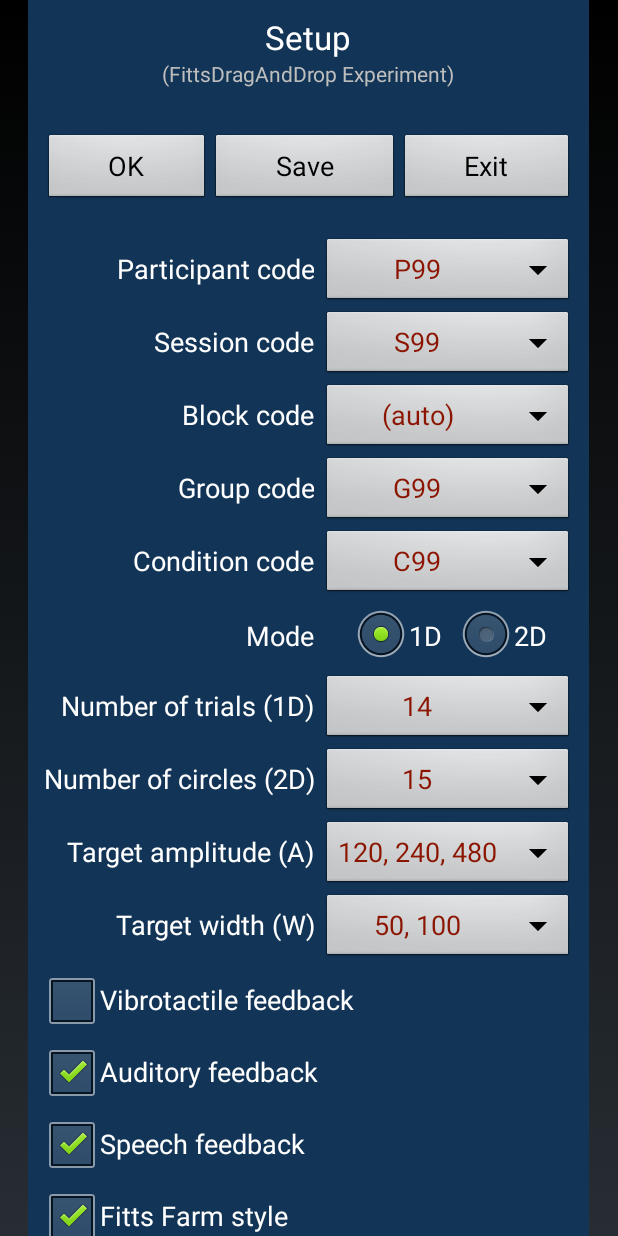
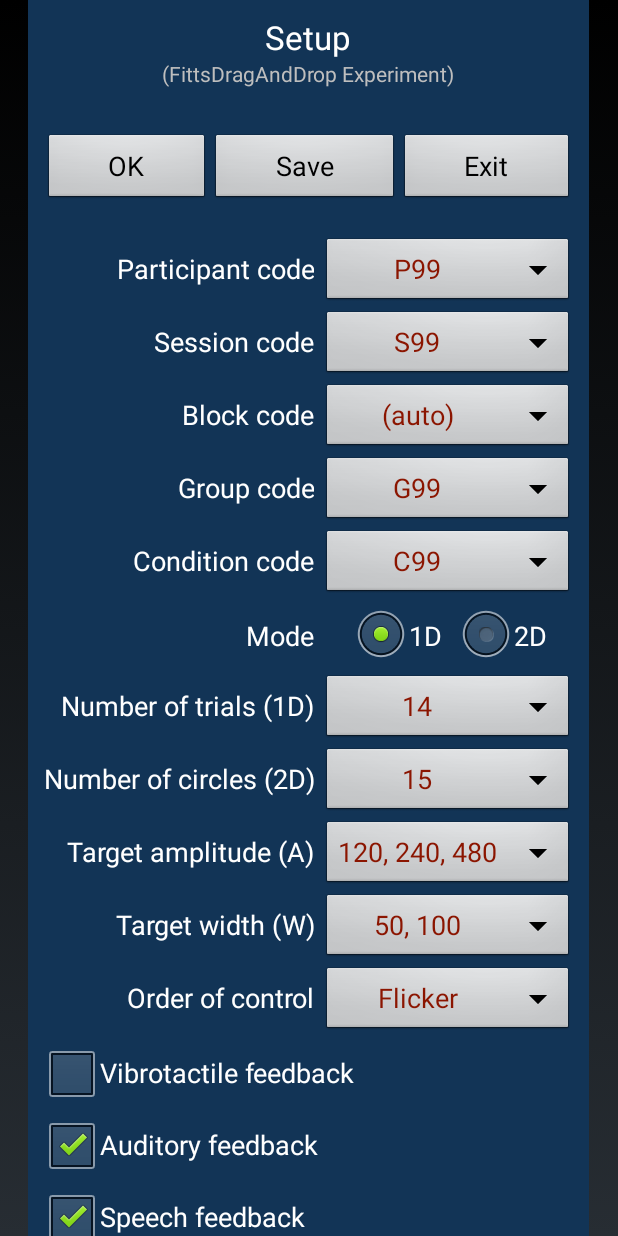
Before and after one commit to joshtrivedi/FittsDragAndDrop, an Android app: the screen it shows after launch (FittsDragAndDropSetup), on a phone screen of 412 x 824 dp. Run offline under Robolectric (Android 15) with nearby library versions, the light colour scheme and no system bars.

Commit message:
minor tweaks and code cleaning

```diff
--- a/app/src/main/java/ca/yorku/cse/mack/fittsdraganddrop/ExperimentPanel.java
+++ b/app/src/main/java/ca/yorku/cse/mack/fittsdraganddrop/ExperimentPanel.java
@@ -44,7 +44,6 @@ public class ExperimentPanel extends View
     Bitmap apple, graphicTrial, graphicTrial2;
     Bitmap appleAndPig;
     Bitmap heatMap; // for finger contact point
-
     // edit the code below if new graphic images are added (make sure the two arrays are aligned)
     int[] graphicTargetId = {R.drawable.pig, R.drawable.chicken, R.drawable.cow, R.drawable.elephant, R.drawable
             .giraffe, R.drawable.horse, R.drawable.llama, R.drawable.lion, R.drawable.penguin, R.drawable.rhino, R
--- a/app/src/main/java/ca/yorku/cse/mack/fittsdraganddrop/FittsDragAndDropSetup.java
+++ b/app/src/main/java/ca/yorku/cse/mack/fittsdraganddrop/FittsDragAndDropSetup.java
@@ -51,7 +51,9 @@ public class FittsDragAndDropSetup extends Activity
     boolean speechFeedback = false;
     boolean fittsFarmStyle = true;
     boolean showAllTargets = true;
-
+    final String FLICKER = "Flicker";
+    final String DRAGANDDROP = "DragAndDrop";
+    String[] orderOfControlArray = {FLICKER, DRAGANDDROP};
     int screenOrientation;
     SharedPreferences sp;
     SharedPreferences.Editor spe;
@@ -63,7 +65,7 @@ public class FittsDragAndDropSetup extends Activity
     private CheckBox checkAuditoryFeedback, checkSpeechFeedback;
     private CheckBox checkFittsFarmStyle;
     private CheckBox checkShowAllTargets;
-
+    private Spinner spinOrderOfControl;
     /**
      * Called when the activity is first created.
      */
@@ -78,7 +80,8 @@ public class FittsDragAndDropSetup extends Activity
 		 * values.
 		 */
         sp = this.getPreferences(MODE_PRIVATE);
-
+        //For Flicker Setup in Drag and Drop - Spinner
+        orderOfControlArray[0]= sp.getString("orderOfControl",orderOfControlArray[0]);
 		/*
          * Overwrite 1st entry from shared preferences, if corresponding value exits.
 		 */
@@ -105,6 +108,8 @@ public class FittsDragAndDropSetup extends Activity
         Spinner spinBlock = (Spinner)findViewById(R.id.paramBlock);
         spinGroup = (Spinner)findViewById(R.id.paramGroup);
         spinCondition = (Spinner)findViewById(R.id.paramCondition);
+        //Spinner for Order of Control
+        spinOrderOfControl = (Spinner) findViewById(R.id.paramOrderOfControl);
         //spinMode = (Spinner) findViewById(R.id.paramMode);
         radioButtonMode1D = (RadioButton)findViewById(R.id.paramMode1D);
         RadioButton radioButtonMode2D = (RadioButton)findViewById(R.id.paramMode2D);
@@ -139,7 +144,10 @@ public class FittsDragAndDropSetup extends Activity
         ArrayAdapter<CharSequence> adapterC = new ArrayAdapter<CharSequence>(this, R.layout
                 .spinnerstyle, conditionCode);
         spinCondition.setAdapter(adapterC);
-
+        //Spinner for Order of Control
+        ArrayAdapter<CharSequence> adapterOC
+                = new ArrayAdapter<CharSequence>(this, R.layout.spinnerstyle, orderOfControlArray);
+        spinOrderOfControl.setAdapter(adapterOC);
         //ArrayAdapter<CharSequence> adapterM = new ArrayAdapter<CharSequence>(this, R.layout
         //       .spinnerstyle, dimensionMode);
         //spinMode.setAdapter(adapterM);
@@ -225,6 +233,8 @@ public class FittsDragAndDropSetup extends Activity
         boolean fittsFarmStyle = checkFittsFarmStyle.isChecked();
         boolean showAllTargets = checkShowAllTargets.isChecked();
 
+        String orderOfControl = orderOfControlArray[spinOrderOfControl.getSelectedItemPosition()];
+        //int gain = getGain(orderOfControl, gainString);
 		/*
          * NOTE: Activities are created by calling zero-parameter constructors. It is not possible
 		 * to directly pass arguments to Activities. Instead, primitive values can be "bundled" and
@@ -247,6 +257,7 @@ public class FittsDragAndDropSetup extends Activity
         b.putBoolean("fittsFarmStyle", fittsFarmStyle);
         b.putBoolean("showAllTargets", showAllTargets);
         b.putInt("screenOrientation", screenOrientation);
+        b.putString("orderOfControl", orderOfControl);
 
         // start experiment activity
         Intent i = new Intent(getApplicationContext(), FittsDragAndDropActivity.class);
@@ -272,6 +283,7 @@ public class FittsDragAndDropSetup extends Activity
         spe.putBoolean("speechFeedback", checkSpeechFeedback.isChecked());
         spe.putBoolean("fittsFarmStyle", checkFittsFarmStyle.isChecked());
         spe.putBoolean("showAllTargets", checkShowAllTargets.isChecked());
+        spe.putString("orderOfControl", orderOfControlArray[spinOrderOfControl.getSelectedItemPosition()]);
         spe.apply();
         Toast.makeText(this, "Preferences saved!", Toast.LENGTH_SHORT).show();
     }
--- a/app/src/main/java/ca/yorku/cse/mack/fittsdraganddrop/TracePoint.java
+++ b/app/src/main/java/ca/yorku/cse/mack/fittsdraganddrop/TracePoint.java
@@ -1,6 +1,6 @@
 package ca.yorku.cse.mack.fittsdraganddrop;
 
-class TracePoint
+class 	TracePoint
 {
 	long t;
 	int x, y;
--- a/app/src/main/res/layout/setup.xml
+++ b/app/src/main/res/layout/setup.xml
@@ -255,6 +255,21 @@
                     android:gravity="left"
                     android:textAppearance="?android:attr/textAppearanceMedium"/>
             </TableRow>
+            <TableRow>
+
+                <TextView
+                    android:id="@+id/paramLabelOrderOfControl"
+                    android:gravity="right"
+                    android:paddingRight="5dp"
+                    android:text="@string/paramlabelorderofcontroltext"
+                    android:textAppearance="?android:attr/textAppearanceMedium" />
+
+                <Spinner
+                    android:id="@+id/paramOrderOfControl"
+                    android:layout_weight="1"
+                    android:gravity="left"
+                    android:textAppearance="?android:attr/textAppearanceMedium" />
+            </TableRow>
 
             <CheckBox
                 android:id="@+id/paramVibrotactileFeedback"
--- a/app/src/main/res/values/strings.xml
+++ b/app/src/main/res/values/strings.xml
@@ -23,6 +23,7 @@
     <string name="paramvibrotactilefeedbacktext">Vibrotactile feedback</string>
     <string name="paramauditoryfeedbacktext">Auditory feedback</string>
     <string name="paramspeechfeedbacktext">Speech feedback</string>
+    <string name="paramlabelorderofcontroltext">Order of control</string>
     <string name="paramfittsfarmstyletext">Fitts Farm style</string>
     <string name="paramshowalltargetstext">Show all targets</string>
 
```
